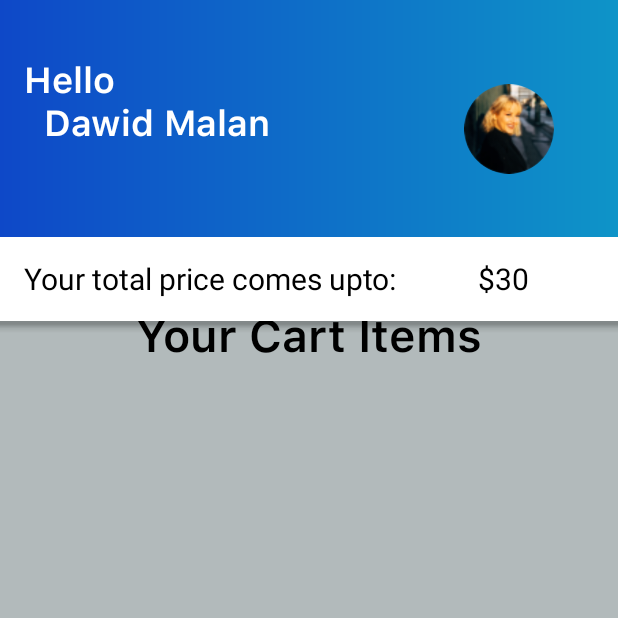
After one commit to Sreejan100/projects, an Android app: the addtocart screen opened directly, with no data from a screen before it, on a phone screen of 412 x 824 dp, the top half of it. The commit adds this screen. Run offline under Robolectric (Android 15) with nearby library versions, the phone set to English and light mode, and no system bars; our stand-ins replace CircleImageView.

Commit message:
"College Project"

```diff
--- a/Food Delivery System/app/src/main/AndroidManifest.xml
+++ b/Food Delivery System/app/src/main/AndroidManifest.xml
@@ -11,9 +11,9 @@
         android:roundIcon="@mipmap/ic_launcher_round"
         android:supportsRtl="true"
         android:theme="@style/AppTheme">
-        <activity android:name=".DetailsActivity"></activity>
-        <activity android:name=".Dashboard"
-            />
+        <activity android:name=".addtocart"></activity>
+        <activity android:name=".DetailsActivity" />
+        <activity android:name=".Dashboard" />
         <activity android:name=".CreateAccount" />
         <activity android:name=".LoginActivity" />
         <activity android:name=".splashscreen">
--- /dev/null
+++ b/Food Delivery System/app/src/main/java/com/example/registrationpage/addtocart.java
@@ -0,0 +1,14 @@
+package com.example.registrationpage;
+
+import androidx.appcompat.app.AppCompatActivity;
+
+import android.os.Bundle;
+
+public class addtocart extends AppCompatActivity {
+
+    @Override
+    protected void onCreate(Bundle savedInstanceState) {
+        super.onCreate(savedInstanceState);
+        setContentView(R.layout.activity_addtocart);
+    }
+}
--- /dev/null
+++ b/Food Delivery System/app/src/main/res/drawable/addtocartback.xml
@@ -0,0 +1,5 @@
+<?xml version="1.0" encoding="utf-8"?>
+<shape xmlns:android="http://schemas.android.com/apk/res/android">
+     <gradient android:startColor="#0E48C8"
+         android:endColor=" #0E94C8"/>
+</shape>
--- /dev/null
+++ b/Food Delivery System/app/src/main/res/drawable/secondcart.xml
@@ -0,0 +1,10 @@
+<?xml version="1.0" encoding="utf-8"?>
+<shape xmlns:android="http://schemas.android.com/apk/res/android">
+      <gradient android:startColor="#B2BABB "
+          android:endColor="#B2BABB"/>
+
+      <corners android:topLeftRadius="40dp"
+          android:topRightRadius="40dp"
+
+          />
+</shape>
--- /dev/null
+++ b/Food Delivery System/app/src/main/res/layout/activity_addtocart.xml
@@ -0,0 +1,113 @@
+<?xml version="1.0" encoding="utf-8"?>
+<androidx.constraintlayout.widget.ConstraintLayout xmlns:android="http://schemas.android.com/apk/res/android"
+    xmlns:app="http://schemas.android.com/apk/res-auto"
+    xmlns:tools="http://schemas.android.com/tools"
+    android:layout_width="match_parent"
+    android:background="@drawable/addtocartback"
+    android:layout_height="match_parent"
+    tools:context=".addtocart">
+
+    <TextView
+        android:id="@+id/nameid"
+        android:layout_width="wrap_content"
+        android:layout_height="wrap_content"
+        android:layout_marginStart="16dp"
+        android:layout_marginLeft="16dp"
+        android:layout_marginTop="36dp"
+        android:fontFamily="@font/semibold"
+        android:text="Hello\n  Dawid Malan"
+        android:textColor="#fff"
+        android:textSize="24sp"
+        app:layout_constraintStart_toStartOf="parent"
+        app:layout_constraintTop_toTopOf="parent" />
+
+    <de.hdodenhof.circleimageview.CircleImageView
+        android:id="@+id/profilephoto"
+        android:layout_width="60dp"
+        android:layout_height="60dp"
+        android:layout_marginTop="20dp"
+        android:src="@drawable/profile"
+        app:layout_constraintEnd_toEndOf="parent"
+        app:layout_constraintHorizontal_bias="0.75"
+        app:layout_constraintStart_toEndOf="@+id/nameid"
+        app:layout_constraintTop_toTopOf="@+id/nameid"
+        tools:ignore="MissingConstraints" />
+
+    <androidx.constraintlayout.widget.ConstraintLayout
+        android:id="@+id/cartitemlayout"
+        android:layout_width="0dp"
+        android:layout_height="0dp"
+        android:layout_marginTop="60dp"
+        android:background="@drawable/secondcart"
+        app:layout_constraintBottom_toBottomOf="parent"
+        app:layout_constraintEnd_toEndOf="parent"
+        app:layout_constraintStart_toStartOf="parent"
+        app:layout_constraintTop_toBottomOf="@+id/nameid"
+        tools:ignore="UnknownId">
+
+        <TextView
+            android:id="@+id/textView3"
+            android:layout_width="wrap_content"
+            android:layout_height="wrap_content"
+            android:layout_marginTop="44dp"
+            android:fontFamily="@font/semibold"
+            android:text="Your Cart Items"
+            android:textColor="#000"
+            android:textSize="30sp"
+            app:layout_constraintEnd_toEndOf="parent"
+            app:layout_constraintStart_toStartOf="parent"
+            app:layout_constraintTop_toTopOf="parent" />
+
+        <androidx.recyclerview.widget.RecyclerView
+            android:layout_width="wrap_content"
+            android:layout_height="wrap_content"
+            android:id="@+id/cartrecyclerview"
+            android:layout_marginStart="16dp"
+            android:layout_marginLeft="16dp"
+            android:layout_marginTop="10dp"
+            app:layout_constraintStart_toStartOf="parent"
+            app:layout_constraintTop_toBottomOf="@+id/textView3" />
+
+        <androidx.coordinatorlayout.widget.CoordinatorLayout
+            android:layout_width="match_parent"
+            android:layout_height="wrap_content"
+            app:layout_constraintBottom_toBottomOf="parent"
+            app:layout_constraintEnd_toEndOf="parent"
+            app:layout_constraintStart_toStartOf="parent"/>
+
+        <com.google.android.material.bottomappbar.BottomAppBar
+            android:id="@+id/bottomAppBar"
+            style="@style/Widget.MaterialComponents.BottomAppBar.Colored"
+            android:layout_width="match_parent"
+            android:layout_height="wrap_content"
+            android:layout_gravity="bottom"
+            tools:ignore="BottomAppBar,MissingConstraints"
+            tools:layout_editor_absoluteX="-38dp"
+            tools:layout_editor_absoluteY="517dp">
+
+            <TextView
+                android:id="@+id/textlist"
+                android:layout_width="wrap_content"
+                android:layout_height="wrap_content"
+                android:text="Your total price comes upto:"
+                android:textColor="#000"
+                android:textSize="20dp"
+                tools:layout_editor_absoluteX="32dp"
+                tools:layout_editor_absoluteY="528dp" />
+
+            <TextView
+                android:id="@+id/pricepoint"
+                android:layout_width="wrap_content"
+                android:layout_height="wrap_content"
+                android:layout_marginLeft="70dp"
+                android:textColor="#000"
+                android:textSize="20dp"
+                android:text="$30"
+                tools:layout_editor_absoluteX="32dp"
+                tools:layout_editor_absoluteY="528dp" />
+
+        </com.google.android.material.bottomappbar.BottomAppBar>
+
+
+    </androidx.constraintlayout.widget.ConstraintLayout>
+</androidx.constraintlayout.widget.ConstraintLayout>
```
Also changed, not shown: Food Delivery System/app/src/main/java/com/example/registrationpage/DetailsActivity.java (+13 -1 lines), Food Delivery System/app/src/main/java/com/example/registrationpage/adapter/AddtoCartAdapter.java (added, +64 -0 lines), Food Delivery System/app/src/main/java/com/example/registrationpage/model/AddtoCart.java (added, +47 -0 lines), Food Delivery System/app/src/main/res/layout/addtocartrecycler.xml (added, +78 -0 lines).
